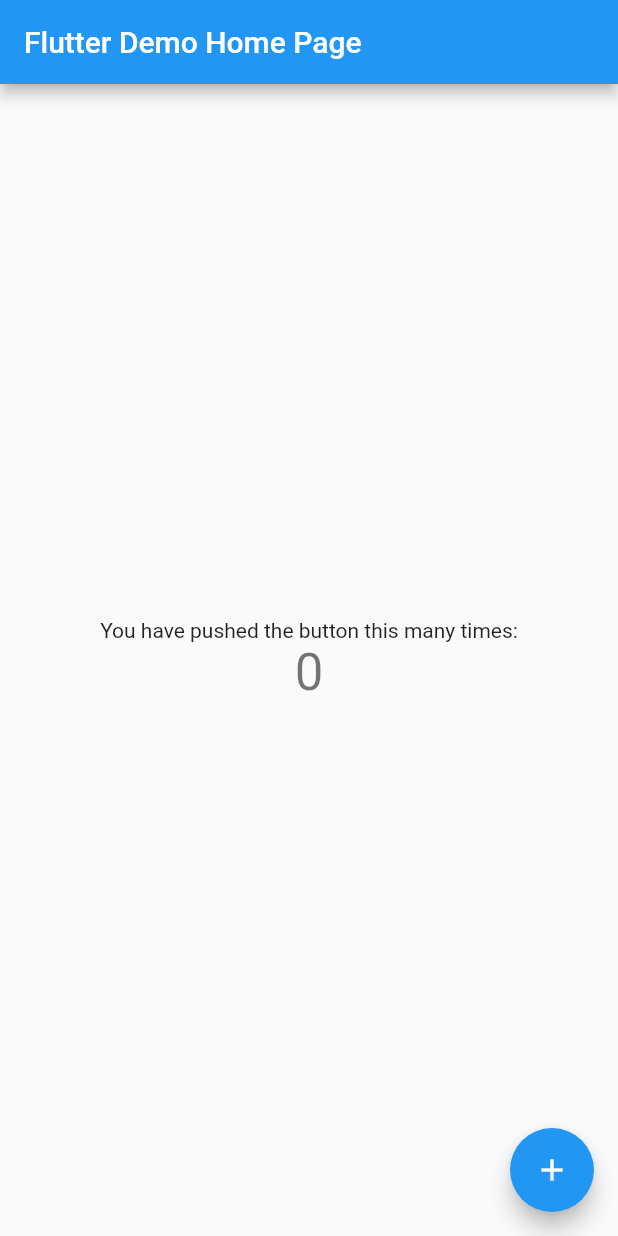
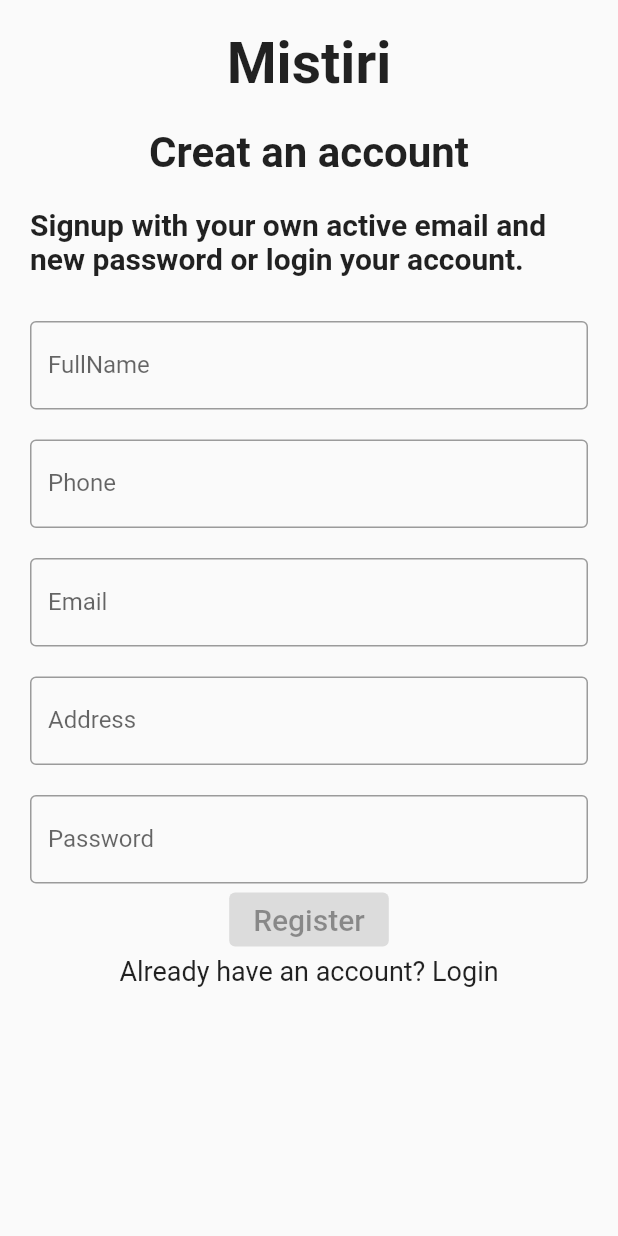
Before and after one commit to kiran22985/Mistri_gang, a Flutter app: the screen it shows after launch, on a phone screen of 412 x 824 dp. Run offline on Flutter 3.47's test engine with Material 2 defaults, Android fonts, the phone set to English and light mode, and no system bars.

Commit message:
project changes

```diff
--- a/lib/main.dart
+++ b/lib/main.dart
@@ -1,4 +1,5 @@
 import 'package:flutter/material.dart';
+import './screen/register.dart';
 
 void main() {
   runApp(const MyApp());
@@ -13,103 +14,9 @@ class MyApp extends StatelessWidget {
     return MaterialApp(
       title: 'Flutter Demo',
       theme: ThemeData(
-        // This is the theme of your application.
-        //
-        // Try running your application with "flutter run". You'll see the
-        // application has a blue toolbar. Then, without quitting the app, try
-        // changing the primarySwatch below to Colors.green and then invoke
-        // "hot reload" (press "r" in the console where you ran "flutter run",
-        // or simply save your changes to "hot reload" in a Flutter IDE).
-        // Notice that the counter didn't reset back to zero; the application
-        // is not restarted.
         primarySwatch: Colors.blue,
       ),
-      home: const MyHomePage(title: 'Flutter Demo Home Page'),
+      home: const RegisterPage(),
     );
   }
 }
-
-class MyHomePage extends StatefulWidget {
-  const MyHomePage({Key? key, required this.title}) : super(key: key);
-
-  // This widget is the home page of your application. It is stateful, meaning
-  // that it has a State object (defined below) that contains fields that affect
-  // how it looks.
-
-  // This class is the configuration for the state. It holds the values (in this
-  // case the title) provided by the parent (in this case the App widget) and
-  // used by the build method of the State. Fields in a Widget subclass are
-  // always marked "final".
-
-  final String title;
-
-  @override
-  State<MyHomePage> createState() => _MyHomePageState();
-}
-
-class _MyHomePageState extends State<MyHomePage> {
-  int _counter = 0;
-
-  void _incrementCounter() {
-    setState(() {
-      // This call to setState tells the Flutter framework that something has
-      // changed in this State, which causes it to rerun the build method below
-      // so that the display can reflect the updated values. If we changed
-      // _counter without calling setState(), then the build method would not be
-      // called again, and so nothing would appear to happen.
-      _counter++;
-    });
-  }
-
-  @override
-  Widget build(BuildContext context) {
-    // This method is rerun every time setState is called, for instance as done
-    // by the _incrementCounter method above.
-    //
-    // The Flutter framework has been optimized to make rerunning build methods
-    // fast, so that you can just rebuild anything that needs updating rather
-    // than having to individually change instances of widgets.
-    return Scaffold(
-      appBar: AppBar(
-        // Here we take the value from the MyHomePage object that was created by
-        // the App.build method, and use it to set our appbar title.
-        title: Text(widget.title),
-      ),
-      body: Center(
-        // Center is a layout widget. It takes a single child and positions it
-        // in the middle of the parent.
-        child: Column(
-          // Column is also a layout widget. It takes a list of children and
-          // arranges them vertically. By default, it sizes itself to fit its
-          // children horizontally, and tries to be as tall as its parent.
-          //
-          // Invoke "debug painting" (press "p" in the console, choose the
-          // "Toggle Debug Paint" action from the Flutter Inspector in Android
-          // Studio, or the "Toggle Debug Paint" command in Visual Studio Code)
-          // to see the wireframe for each widget.
-          //
-          // Column has various properties to control how it sizes itself and
-          // how it positions its children. Here we use mainAxisAlignment to
-          // center the children vertically; the main axis here is the vertical
-          // axis because Columns are vertical (the cross axis would be
-          // horizontal).
-          mainAxisAlignment: MainAxisAlignment.center,
-          children: <Widget>[
-            const Text(
-              'You have pushed the button this many times:',
-            ),
-            Text(
-              '$_counter',
-              style: Theme.of(context).textTheme.headline4,
-            ),
-          ],
-        ),
-      ),
-      floatingActionButton: FloatingActionButton(
-        onPressed: _incrementCounter,
-        tooltip: 'Increment',
-        child: const Icon(Icons.add),
-      ), // This trailing comma makes auto-formatting nicer for build methods.
-    );
-  }
-}
--- a/lib/screen/register.dart
+++ b/lib/screen/register.dart
@@ -0,0 +1,91 @@
+import 'package:flutter/material.dart';
+
+class RegisterPage extends StatefulWidget {
+  const RegisterPage({Key? key}) : super(key: key);
+
+  @override
+  State<RegisterPage> createState() => _RegisterPageState();
+}
+
+class _RegisterPageState extends State<RegisterPage> {
+  @override
+  Widget build(BuildContext context) {
+    return Scaffold(
+        body: SingleChildScrollView(
+      child: SafeArea(
+        child: Center(
+          child: Padding(
+            padding: const EdgeInsets.all(20.0),
+            child: Column(
+              children: [
+                const Text(
+                  'Mistiri',
+                  style: TextStyle(fontSize: 38, fontWeight: FontWeight.bold),
+                ),
+                const SizedBox(
+                  height: 20,
+                ),
+                const Text(
+                  'Creat an account',
+                  style: TextStyle(fontSize: 28, fontWeight: FontWeight.bold),
+                ),
+                const SizedBox(
+                  height: 20,
+                ),
+                const Text(
+                  'Signup with your own active email and new password or login your account.',
+                  style: TextStyle(fontSize: 20, fontWeight: FontWeight.bold),
+                ),
+                const SizedBox(
+                  height: 30,
+                ),
+                TextFormField(
+                  decoration: const InputDecoration(
+                      border: OutlineInputBorder(), labelText: 'FullName'),
+                ),
+                const SizedBox(
+                  height: 20,
+                ),
+                TextFormField(
+                  decoration: const InputDecoration(
+                      border: OutlineInputBorder(), labelText: 'Phone'),
+                ),
+                const SizedBox(
+                  height: 20,
+                ),
+                TextFormField(
+                  decoration: const InputDecoration(
+                      border: OutlineInputBorder(), labelText: 'Email'),
+                ),
+                const SizedBox(
+                  height: 20,
+                ),
+                TextFormField(
+                  decoration: const InputDecoration(
+                      border: OutlineInputBorder(), labelText: 'Address'),
+                ),
+                const SizedBox(
+                  height: 20,
+                ),
+                TextFormField(
+                  decoration: const InputDecoration(
+                      border: OutlineInputBorder(), labelText: 'Password'),
+                ),
+                const ElevatedButton(
+                    onPressed: null,
+                    child: Text(
+                      'Register',
+                      style: TextStyle(fontSize: 20),
+                    )),
+                const Text(
+                  'Already have an account? Login',
+                  style: TextStyle(fontSize: 18),
+                )
+              ],
+            ),
+          ),
+        ),
+      ),
+    ));
+  }
+}
--- a/pubspec.yaml
+++ b/pubspec.yaml
@@ -3,7 +3,7 @@ description: A new Flutter project.
 
 # The following line prevents the package from being accidentally published to
 # pub.dev using `flutter pub publish`. This is preferred for private packages.
-publish_to: 'none' # Remove this line if you wish to publish to pub.dev
+publish_to: "none" # Remove this line if you wish to publish to pub.dev
 
 # The following defines the version and build number for your application.
 # A version number is three numbers separated by dots, like 1.2.43
@@ -18,7 +18,7 @@ publish_to: 'none' # Remove this line if you wish to publish to pub.dev
 version: 1.0.0+1
 
 environment:
-  sdk: ">=2.16.1 <3.0.0"
+  sdk: ">=2.15.1 <3.0.0"
 
 # Dependencies specify other packages that your package needs in order to work.
 # To automatically upgrade your package dependencies to the latest versions
@@ -29,7 +29,6 @@ environment:
 dependencies:
   flutter:
     sdk: flutter
-
 
   # The following adds the Cupertino Icons font to your application.
   # Use with the CupertinoIcons class for iOS style icons.
@@ -51,7 +50,6 @@ dev_dependencies:
 
 # The following section is specific to Flutter.
 flutter:
-
   # The following line ensures that the Material Icons font is
   # included with your application, so that you can use the icons in
   # the material Icons class.
```
Also changed, not shown: pubspec.lock.
